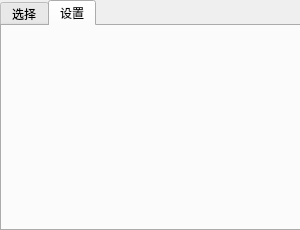
First picture: the form in mainwindow.ui, repository AkntRedMH/VideoWallpaper, before the edit.
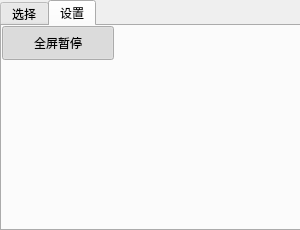
Second picture: the form after the edit. The open tabs and pages were chosen to show the change. Icons and pictures are not drawn.

Commit message: 添加检测是否有其他程序全屏或最大化（未完成）。

The edit to the form file:
```diff
--- a/mainwindow.ui
+++ b/mainwindow.ui
@@ -257,6 +257,25 @@
      <attribute name="title">
       <string>设置</string>
      </attribute>
+     <widget class="QPushButton" name="PB_timer">
+      <property name="geometry">
+       <rect>
+        <x>0</x>
+        <y>0</y>
+        <width>112</width>
+        <height>34</height>
+       </rect>
+      </property>
+      <property name="text">
+       <string>全屏暂停</string>
+      </property>
+      <property name="checkable">
+       <bool>true</bool>
+      </property>
+      <property name="checked">
+       <bool>true</bool>
+      </property>
+     </widget>
     </widget>
    </widget>
   </widget>
```
The commit also changes 5 other files.
